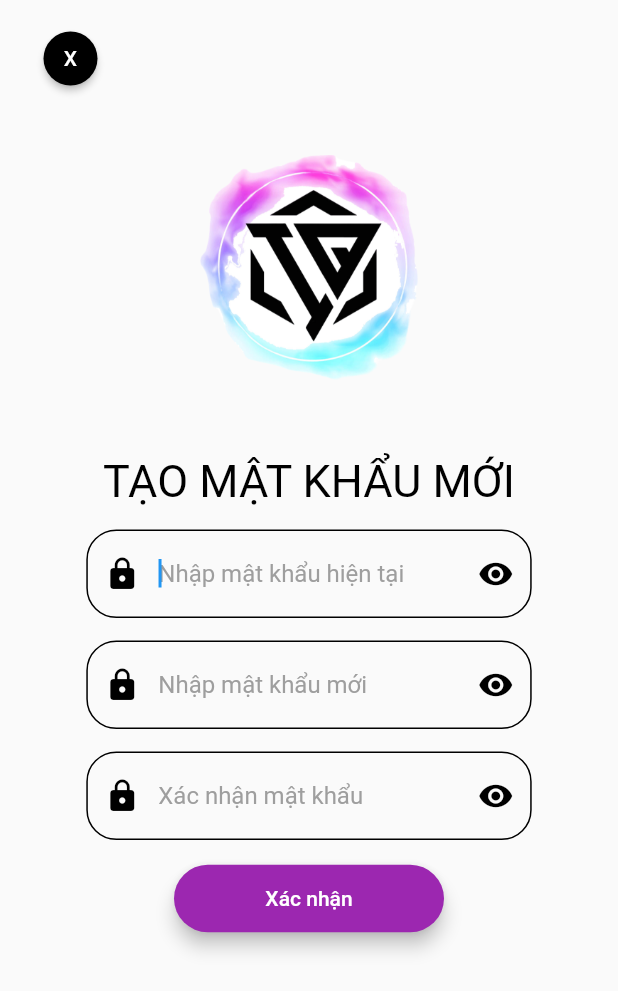
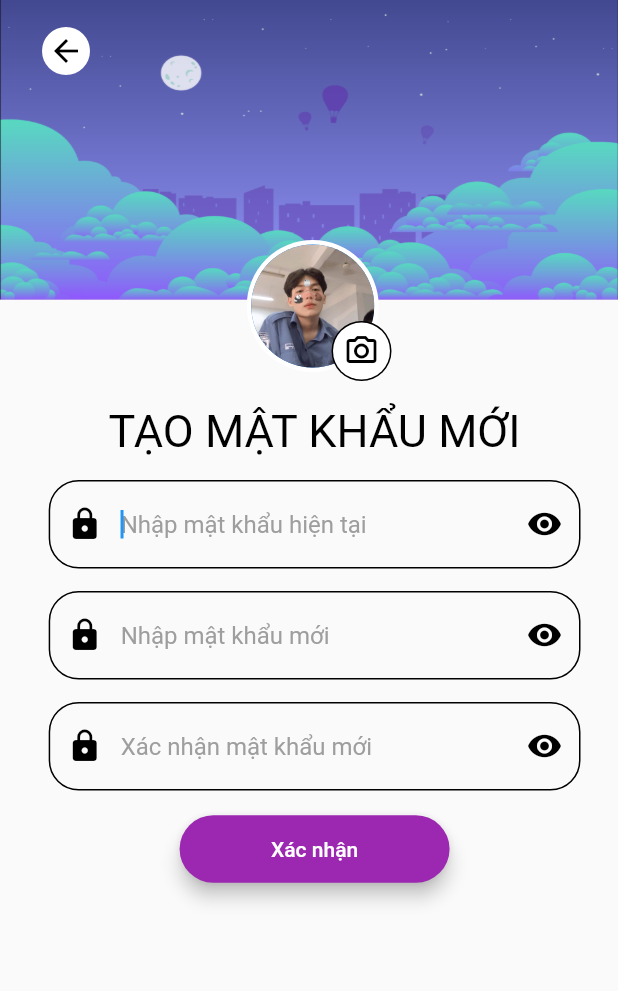
Before and after one commit to MinhQuang612/Nhom_Tinh_He, a Flutter app: the change_password screen opened directly, on a phone screen of 412 x 824 dp. Shown: the top 991 px of the screen. Run offline on Flutter 3.47's test engine with Material 2 defaults, Android fonts, the light colour scheme and no system bars; missing offline and left inert: dart:html.

Commit message:
Chỉnh sửa trang đổi mật khẩu

```diff
--- a/lib/layout/change_pass.dart
+++ b/lib/layout/change_pass.dart
@@ -1,6 +1,5 @@
 import 'package:flutter/material.dart';
-import 'package:nhom_tinh_he/components/menu.dart';
-import 'package:nhom_tinh_he/layout/home.dart';
+import 'package:nhom_tinh_he/layout/chinh_sua_trang_ca_nhan.dart';
 
 class change_password extends StatefulWidget {
   const change_password({Key? key}) : super(key: key);
@@ -16,60 +15,107 @@ class _newchange_passwordState extends State<change_password> {
   Widget build(BuildContext context) {
     return Scaffold(
         body: SafeArea(
-      bottom: false,
             child: Container(
-        // decoration: const BoxDecoration(
-        //   image: DecorationImage(
-        //     image: AssetImage('assets/background.jpg'),
-        //     fit: BoxFit.cover)),
-        padding: EdgeInsets.only(left: 15, right: 15, top: 15),
+      width: double.infinity,
       height: double.infinity,
+      child: SingleChildScrollView(
+        child: Column(children: [
+          Stack(children: [
+            Container(
               width: double.infinity,
-        // width: MediaQuery.of(context).size.width,
-        // height: MediaQuery.of(context).size.height,
-        child: SingleChildScrollView(
-            padding: EdgeInsets.only(bottom: 15),
+              height: 250,
+              child:
+                  Column(mainAxisAlignment: MainAxisAlignment.start, children: [
+                Image(
+                  image: AssetImage('assets/nen_trang_ca_nhan.png'),
+                  width: double.infinity,
+                  height: 200,
+                  fit: BoxFit.fill,
+                ),
+              ]),
+            ),
+            Container(
+              padding: EdgeInsets.only(left: 5, top: 160),
+              width: double.infinity,
               child: Column(
-              mainAxisAlignment: MainAxisAlignment.end,
-              crossAxisAlignment: CrossAxisAlignment.center,
-              children: <Widget>[
-                Row(
                 children: [
-                    ElevatedButton(
-                      style: ElevatedButton.styleFrom(
-                        primary: Colors.black,
-                        fixedSize: const Size(20, 20),
-                        shape: const CircleBorder(),
+                  CircleAvatar(
+                    radius: 44.0,
+                    backgroundColor: Colors.white,
+                    child: CircleAvatar(
+                      backgroundImage: AssetImage('assets/avt1.jpg'),
+                      radius: 41.0,
                     ),
+                  ),
+                ],
+              ),
+            ),
+            Container(
+              width: double.infinity,
+              child: Column(
+                children: [
+                  Padding(
+                    padding: const EdgeInsets.only(left: 70, top: 210),
+                    child: MaterialButton(
                       onPressed: () {
                         // Navigator.push(
                         //   context,
-                        //   MaterialPageRoute(builder: (context) => const edit()),
+                        //   MaterialPageRoute(builder: (context) => const ),
                         // );
                       },
-                      child: const Text('X'),
+                      child: CircleAvatar(
+                        radius: 20.0,
+                        backgroundColor: Colors.black,
+                        child: CircleAvatar(
+                          child: Icon(
+                            Icons.camera_alt_outlined,
+                            color: Colors.black,
                           ),
+                          backgroundColor: Colors.white,
+                          radius: 19.0,
+                        ),
+                      ),
+                    ),
+                  )
                 ],
               ),
-                SizedBox(
-                  height: 40.0,
+            ),
+            Padding(
+              padding: const EdgeInsets.only(
+                top: 10,
+              ),
+              child: MaterialButton(
+                onPressed: () {
+                  Navigator.push(
+                    context,
+                    MaterialPageRoute(builder: (context) => const edit()),
+                  );
+                },
+                child: CircleAvatar(
+                    backgroundColor: Colors.white,
+                    radius: 16,
+                    child: Icon(
+                      Icons.arrow_back,
+                      color: Colors.black,
+                    )),
+              ),
             ),
             Container(
-                  child: Image(image: AssetImage('assets/logo.png')),
-                  height: 150,
-                  width: 150,
+              width: double.infinity,
+              padding: EdgeInsets.only(right: 15, top: 210),
+              child: Row(
+                mainAxisAlignment: MainAxisAlignment.end,
+                children: [
+                  Column(children: [
+                    Container(
+                      width: MediaQuery.of(context).size.width / 1.1,
+                      padding: EdgeInsets.all(10.0),
+                      child: Column(
+                        crossAxisAlignment: CrossAxisAlignment.center,
+                        children: <Widget>[
+                          SizedBox(
+                            height: 50,
                           ),
-                SizedBox(
-                  height: 40.0,
-                ),
-                //Card() thì thành khung
-                Container(
-                  child: Container(
-                    width: MediaQuery.of(context).size.width / 1.3,
-                    padding: EdgeInsets.all(10.0),
-                    // decoration: myBoxDecoration(), Tạo khung cho form
-                    child: Column(
-                      children: <Widget>[
                           Text('TẠO MẬT KHẨU MỚI',
                               style: TextStyle(
                                 color: Colors.black,
@@ -104,7 +150,8 @@ class _newchange_passwordState extends State<change_password> {
                                   borderSide: BorderSide(color: Colors.black),
                                 ),
                                 border: OutlineInputBorder(),
-                              prefixIcon: Icon(Icons.lock, color: Colors.black),
+                                prefixIcon:
+                                    Icon(Icons.lock, color: Colors.black),
                                 hintText: 'Nhập mật khẩu hiện tại',
                                 hintStyle: TextStyle(color: Colors.grey)),
                           ),
@@ -137,7 +184,8 @@ class _newchange_passwordState extends State<change_password> {
                                   borderSide: BorderSide(color: Colors.black),
                                 ),
                                 border: OutlineInputBorder(),
-                              prefixIcon: Icon(Icons.lock, color: Colors.black),
+                                prefixIcon:
+                                    Icon(Icons.lock, color: Colors.black),
                                 hintText: 'Nhập mật khẩu mới',
                                 hintStyle: TextStyle(color: Colors.grey)),
                           ),
@@ -169,8 +217,9 @@ class _newchange_passwordState extends State<change_password> {
                                   borderSide: BorderSide(color: Colors.black),
                                 ),
                                 border: OutlineInputBorder(),
-                              prefixIcon: Icon(Icons.lock, color: Colors.black),
-                              hintText: 'Xác nhận mật khẩu',
+                                prefixIcon:
+                                    Icon(Icons.lock, color: Colors.black),
+                                hintText: 'Xác nhận mật khẩu mới',
                                 hintStyle: TextStyle(color: Colors.grey)),
                           ),
                           SizedBox(
@@ -201,7 +250,7 @@ class _newchange_passwordState extends State<change_password> {
                                                   context,
                                                   MaterialPageRoute(
                                                       builder: (context) =>
-                                                        const home()),
+                                                          const edit()),
                                                 );
                                               },
                                               child: const Text('Có'),
@@ -225,10 +274,13 @@ class _newchange_passwordState extends State<change_password> {
                         ],
                       ),
                     ),
+                  ])
+                ],
               ),
-              ],
-            )),
             ),
-    ));
+          ]),
+        ]),
+      ),
+    )));
   }
 }
```
Lines whose indentation alone changed are shown as unchanged.
